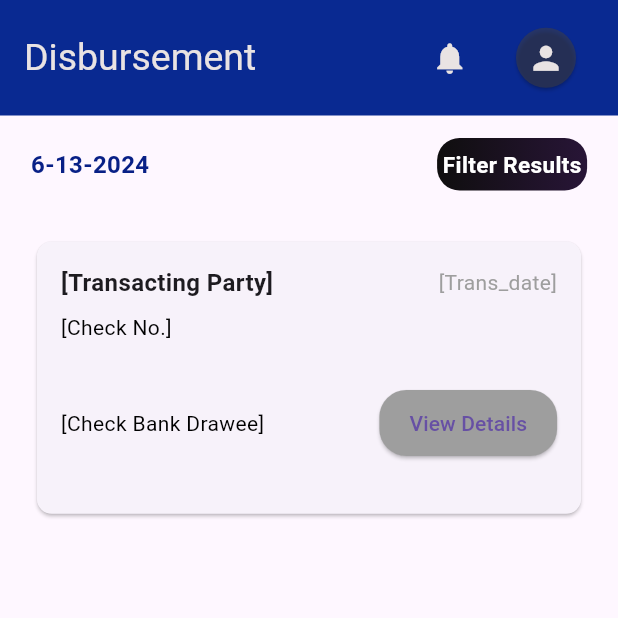
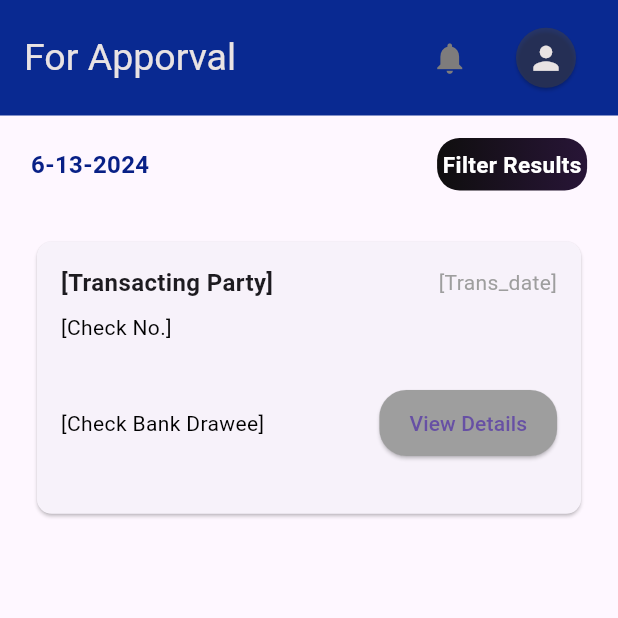
Before and after one commit to germanpoodle/ojtproject, a Flutter app: the DisbursementCheque screen opened directly, after a tap on the "notifications" icon, on a phone screen of 412 x 824 dp, the top half of it. Run offline on Flutter 3.47's test engine with Material 3 defaults, Android fonts, the phone set to English and light mode, and no system bars; missing offline and left inert: day13; Roboto replaces fonts that are missing (inter).

Commit message:
disbursement notification navigation

```diff
--- a/lib/screens/disbursement_check.dart
+++ b/lib/screens/disbursement_check.dart
@@ -6,6 +6,9 @@ String getCurrentDate() {
   DateTime now = DateTime.now();
   String formattedDate = "${now.month}-${now.day}-${now.year}";
   return formattedDate;
+}
+void navigateToNotifications(BuildContext context) {
+  Navigator.pushNamed(context, '/notifications');
 }
 
 class DisbursementCheque extends StatelessWidget {
@@ -24,7 +27,7 @@ class DisbursementCheque extends StatelessWidget {
           mainAxisAlignment: MainAxisAlignment.spaceBetween,
           children: [
             Text(
-              'Disbursement',
+              'For Apporval',
               style: TextStyle(
                 fontSize: 25,
                 color: Color.fromARGB(255, 233, 227, 227),
@@ -36,11 +39,11 @@ class DisbursementCheque extends StatelessWidget {
                 Container(
                   margin: EdgeInsets.only(right: screenWidth * 0.02),
                   child: IconButton(
-                    onPressed: () {},
+                    onPressed: () { navigateToNotifications(context);},
                     icon: Icon(
                       Icons.notifications,
                       size: 25,
-                      color: Color.fromARGB(255, 233, 227, 227),
+                      color: Color.fromARGB(255, 126, 124, 124),
                     ),
                   ),
                 ),
```
Also changed, not shown: pubspec.lock.
